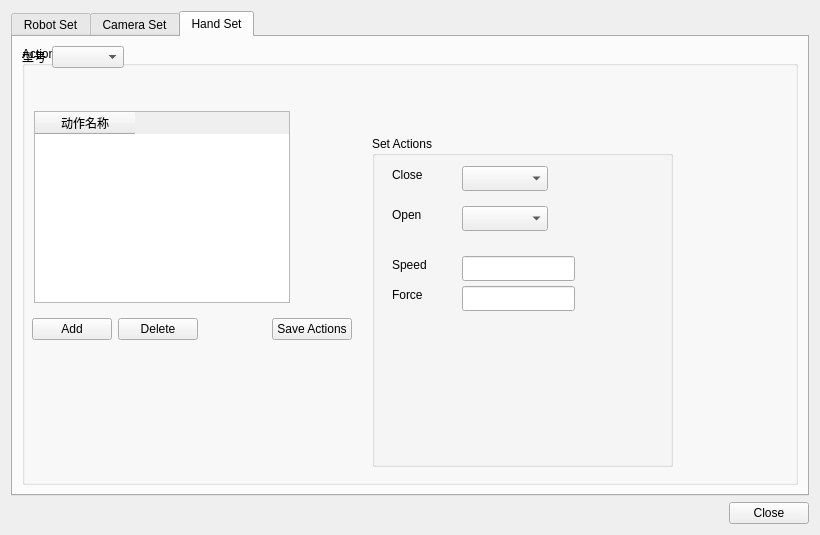
First picture: the form in src/ui/settings_window.ui, repository FAN0909/master-slave-tracking-control, before the edit.
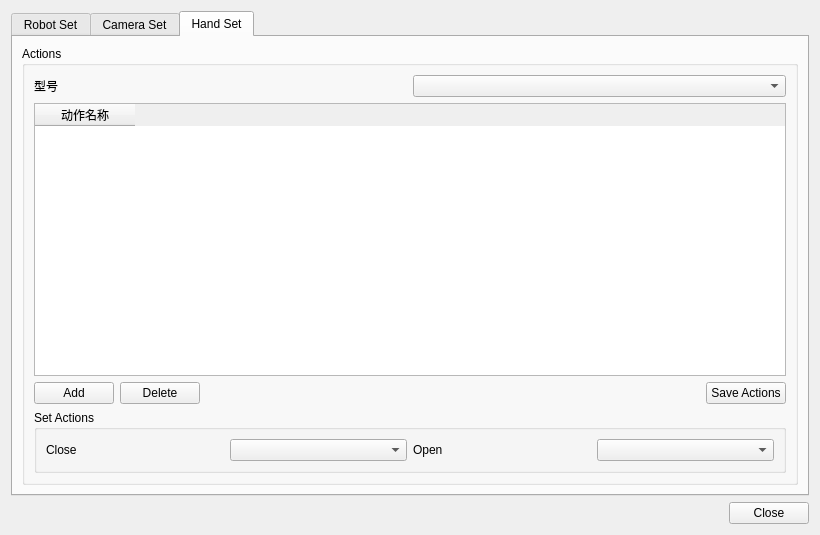
Second picture: the form after the edit.

Commit message: Update hand action settings UI and comments

What changed in the file:
```diff
--- a/src/ui/settings_window.ui
+++ b/src/ui/settings_window.ui
@@ -154,127 +154,10 @@
          <property name="title">
           <string>Actions</string>
          </property>
-         <widget class="QTableWidget" name="tableWidget_hand_actions">
-          <property name="geometry">
-           <rect>
-            <x>12</x>
-            <y>65</y>
-            <width>256</width>
-            <height>192</height>
-           </rect>
-          </property>
-          <column>
-           <property name="text">
-            <string>动作名称</string>
-           </property>
-          </column>
-         </widget>
-         <widget class="QGroupBox" name="groupBox_4">
-          <property name="geometry">
-           <rect>
-            <x>350</x>
-            <y>90</y>
-            <width>301</width>
-            <height>331</height>
-           </rect>
-          </property>
-          <property name="title">
-           <string>Set Actions</string>
-          </property>
-          <widget class="QComboBox" name="comboBox_hand_current_close">
-           <property name="geometry">
-            <rect>
-             <x>90</x>
-             <y>30</y>
-             <width>86</width>
-             <height>25</height>
-            </rect>
-           </property>
-          </widget>
-          <widget class="QLabel" name="label_4">
-           <property name="geometry">
-            <rect>
-             <x>20</x>
-             <y>30</y>
-             <width>67</width>
-             <height>17</height>
-            </rect>
-           </property>
-           <property name="text">
-            <string>Close</string>
-           </property>
-          </widget>
-          <widget class="QComboBox" name="comboBox_hand_current_open">
-           <property name="geometry">
-            <rect>
-             <x>90</x>
-             <y>70</y>
-             <width>86</width>
-             <height>25</height>
-            </rect>
-           </property>
-          </widget>
-          <widget class="QLabel" name="label_5">
-           <property name="geometry">
-            <rect>
-             <x>20</x>
-             <y>70</y>
-             <width>67</width>
-             <height>17</height>
-            </rect>
-           </property>
-           <property name="text">
-            <string>Open</string>
-           </property>
-          </widget>
-          <widget class="QLabel" name="label_6">
-           <property name="geometry">
-            <rect>
-             <x>20</x>
-             <y>120</y>
-             <width>67</width>
-             <height>17</height>
-            </rect>
-           </property>
-           <property name="text">
-            <string>Speed</string>
-           </property>
-          </widget>
-          <widget class="QLabel" name="label_7">
-           <property name="geometry">
-            <rect>
-             <x>20</x>
-             <y>150</y>
-             <width>67</width>
-             <height>17</height>
-            </rect>
-           </property>
-           <property name="text">
-            <string>Force</string>
-           </property>
-          </widget>
-          <widget class="QLineEdit" name="lineEdit_hand_speed">
-           <property name="geometry">
-            <rect>
-             <x>90</x>
-             <y>120</y>
-             <width>113</width>
-             <height>25</height>
-            </rect>
-           </property>
-          </widget>
-          <widget class="QLineEdit" name="lineEdit_hand_force">
-           <property name="geometry">
-            <rect>
-             <x>90</x>
-             <y>150</y>
-             <width>113</width>
-             <height>25</height>
-            </rect>
-           </property>
-          </widget>
-         </widget>
-         <widget class="QWidget" name="">
+         <layout class="QVBoxLayout" name="verticalLayout_5">
+          <item>
+           <layout class="QVBoxLayout" name="verticalLayout_3">
+            <item>
           <layout class="QHBoxLayout" name="horizontalLayout_hand_model">
            <item>
             <widget class="QLabel" name="label_hand_model_settings">
@@ -287,16 +170,17 @@
             <widget class="QComboBox" name="comboBox_hand_model_settings"/>
            </item>
           </layout>
-         </widget>
-         <widget class="QWidget" name="">
-          <property name="geometry">
-           <rect>
-            <x>10</x>
-            <y>270</y>
-            <width>320</width>
-            <height>27</height>
-           </rect>
-          </property>
+            </item>
+            <item>
+             <widget class="QTableWidget" name="tableWidget_hand_actions">
+              <column>
+               <property name="text">
+                <string>动作名称</string>
+               </property>
+              </column>
+             </widget>
+            </item>
+            <item>
           <layout class="QHBoxLayout" name="horizontalLayout_hand_actions">
            <item>
             <widget class="QPushButton" name="pushButton_add_hand_actions">
@@ -333,7 +217,43 @@
             </widget>
            </item>
           </layout>
-         </widget>
+            </item>
+           </layout>
+          </item>
+          <item>
+           <widget class="QGroupBox" name="groupBox_4">
+            <property name="title">
+             <string>Set Actions</string>
+            </property>
+            <layout class="QVBoxLayout" name="verticalLayout_4">
+             <item>
+              <layout class="QHBoxLayout" name="horizontalLayout_2">
+               <item>
+                <widget class="QLabel" name="label_4">
+                 <property name="text">
+                  <string>Close</string>
+                 </property>
+                </widget>
+               </item>
+               <item>
+                <widget class="QComboBox" name="comboBox_hand_current_close"/>
+               </item>
+               <item>
+                <widget class="QLabel" name="label_5">
+                 <property name="text">
+                  <string>Open</string>
+                 </property>
+                </widget>
+               </item>
+               <item>
+                <widget class="QComboBox" name="comboBox_hand_current_open"/>
+               </item>
+              </layout>
+             </item>
+            </layout>
+           </widget>
+          </item>
+         </layout>
         </widget>
        </item>
       </layout>
```
Lines whose indentation alone changed are shown as unchanged. The commit also changes 2 other files.
